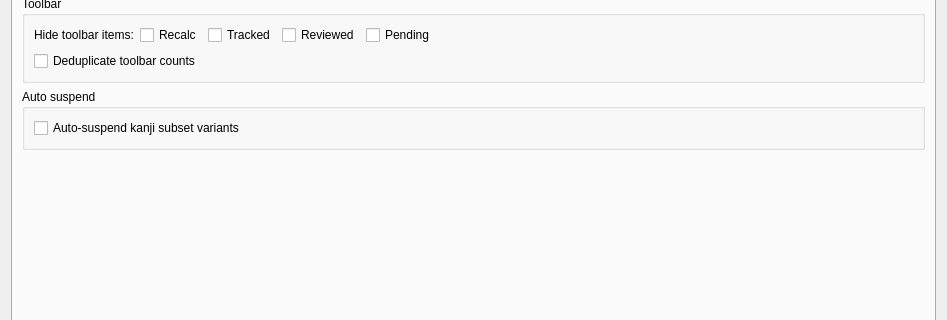
Qt form prioritysieve/ui/settings_dialog.ui (travv0/prioritysieve) before a commit; both pictures show x 0 to 947 and y 117 to 437 of the 947 by 587 pixel window.
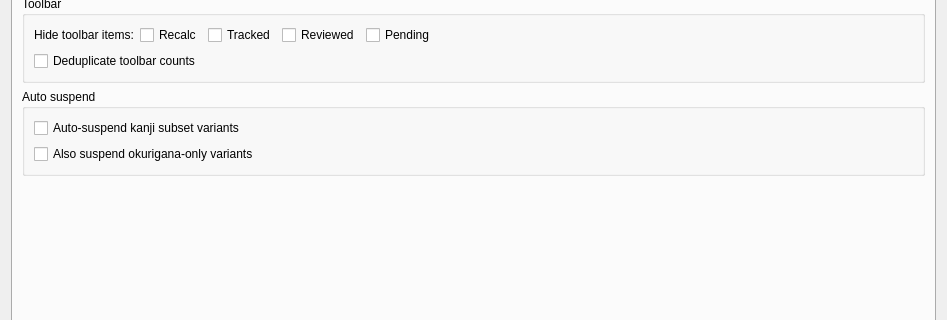
The same form after that commit.

Commit message: Add okurigana auto-suspend option

```diff
--- a/prioritysieve/ui/settings_dialog.ui
+++ b/prioritysieve/ui/settings_dialog.ui
@@ -142,6 +142,13 @@
              </property>
             </widget>
            </item>
+          <item>
+           <widget class="QCheckBox" name="autoSuspendOkuriganaVariantsCheckBox">
+            <property name="text">
+             <string>Also suspend okurigana-only variants</string>
+            </property>
+           </widget>
+          </item>
           </layout>
          </widget>
         </item>
```
Lines whose indentation alone changed are shown as unchanged. The commit also changes 7 other files.
